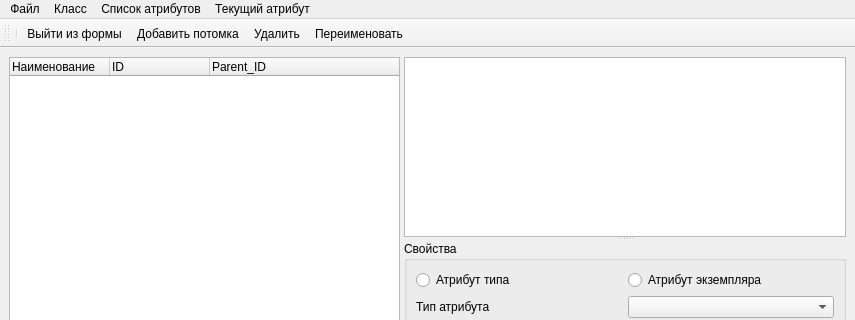
Old version of the form EidosStudio/es_mainwindow.ui in the repository VladisGol/platon-accs; both pictures show x 0 to 855 and y 0 to 320 of the 855 by 825 pixel window.
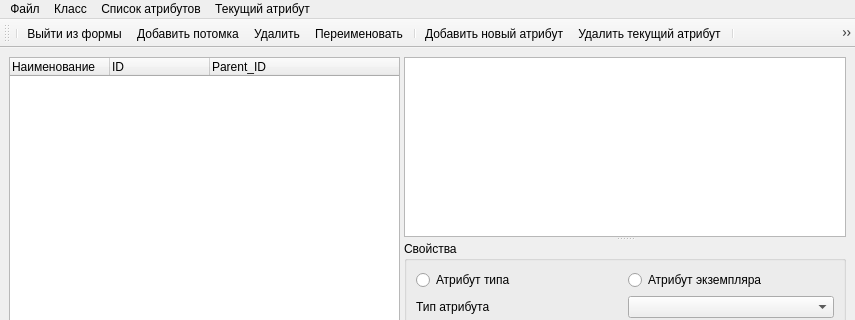
New version of the form. Icons and pictures are not drawn. Custom widgets are drawn as their Qt base class.

Commit message: В эйдос студии выведены кнопки управления экстраатрибутами

Diff of the .ui file:
```diff
--- a/EidosStudio/es_mainwindow.ui
+++ b/EidosStudio/es_mainwindow.ui
@@ -399,6 +399,11 @@
    <addaction name="action_Eidos_add"/>
    <addaction name="action_Eidos_del"/>
    <addaction name="action_Eidos_rename"/>
+   <addaction name="separator"/>
+   <addaction name="action_EA_Add"/>
+   <addaction name="action_EA_Del"/>
+   <addaction name="separator"/>
+   <addaction name="action_AltCaption"/>
   </widget>
   <action name="action_quit">
    <property name="icon">
```
Left out of the diff: 12 changed lines with no effect on the pictures. The commit also changes 1 other file.
